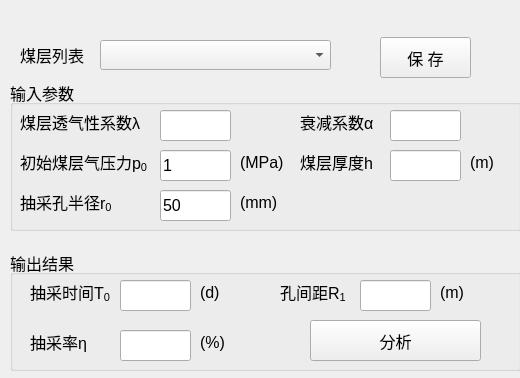
Before: the Qt Designer form python/cbm/uifiles/gas_drilling_optimize_dlg.ui in wyrover/cbm, drawn with Qt 5.
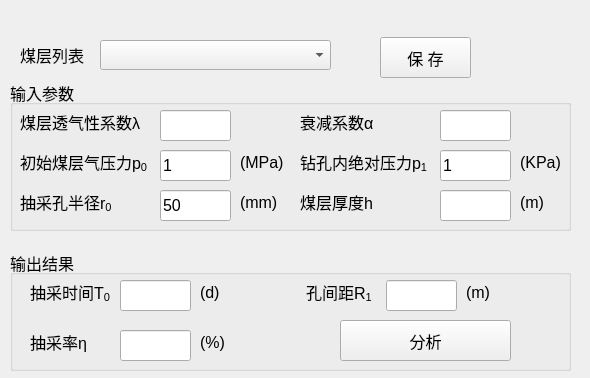
After: the same form once the commit is applied. Icons and pictures are not drawn.

Diff of the .ui file:
```diff
--- a/python/cbm/uifiles/gas_drilling_optimize_dlg.ui
+++ b/python/cbm/uifiles/gas_drilling_optimize_dlg.ui
@@ -6,7 +6,7 @@
    <rect>
     <x>0</x>
     <y>0</y>
-    <width>520</width>
+    <width>590</width>
     <height>378</height>
    </rect>
   </property>
@@ -18,7 +18,7 @@
     <rect>
      <x>0</x>
      <y>0</y>
-     <width>521</width>
+     <width>591</width>
      <height>31</height>
     </rect>
    </property>
@@ -59,7 +59,7 @@
      <rect>
       <x>40</x>
       <y>0</y>
-      <width>301</width>
+      <width>451</width>
       <height>31</height>
      </rect>
     </property>
@@ -82,7 +82,7 @@
    <widget class="QPushButton" name="btnMenu_Close">
     <property name="geometry">
      <rect>
-      <x>480</x>
+      <x>550</x>
       <y>0</y>
       <width>41</width>
       <height>31</height>
@@ -130,7 +130,7 @@
     <rect>
      <x>0</x>
      <y>30</y>
-     <width>521</width>
+     <width>581</width>
      <height>351</height>
     </rect>
    </property>
@@ -139,7 +139,7 @@
      <rect>
       <x>10</x>
       <y>50</y>
-      <width>511</width>
+      <width>561</width>
       <height>151</height>
      </rect>
     </property>
@@ -262,7 +262,7 @@
     <widget class="QLineEdit" name="alpha">
      <property name="geometry">
       <rect>
-       <x>380</x>
+       <x>430</x>
        <y>30</y>
        <width>71</width>
        <height>31</height>
@@ -308,8 +308,8 @@
     <widget class="QLabel" name="mineName_label_24">
      <property name="geometry">
       <rect>
-       <x>460</x>
-       <y>70</y>
+       <x>510</x>
+       <y>110</y>
        <width>31</width>
        <height>25</height>
       </rect>
@@ -327,7 +327,7 @@
      <property name="geometry">
       <rect>
        <x>290</x>
-       <y>70</y>
+       <y>110</y>
        <width>81</width>
        <height>25</height>
       </rect>
@@ -344,12 +344,61 @@
     <widget class="QLineEdit" name="thick">
      <property name="geometry">
       <rect>
-       <x>380</x>
+       <x>430</x>
+       <y>110</y>
+       <width>71</width>
+       <height>31</height>
+      </rect>
+     </property>
+    </widget>
+    <widget class="QLabel" name="mineName_label_20">
+     <property name="geometry">
+      <rect>
+       <x>510</x>
        <y>70</y>
+       <width>51</width>
+       <height>25</height>
+      </rect>
+     </property>
+     <property name="font">
+      <font>
+       <pointsize>12</pointsize>
+      </font>
+     </property>
+     <property name="text">
+      <string>&lt;html&gt;&lt;head/&gt;&lt;body&gt;&lt;p&gt;(KPa)&lt;/p&gt;&lt;/body&gt;&lt;/html&gt;</string>
+     </property>
+    </widget>
+    <widget class="QLabel" name="mineName_label_21">
+     <property name="geometry">
+      <rect>
+       <x>290</x>
+       <y>70</y>
+       <width>131</width>
+       <height>25</height>
+      </rect>
+     </property>
+     <property name="font">
+      <font>
+       <pointsize>12</pointsize>
+      </font>
+     </property>
+     <property name="text">
+      <string>&lt;html&gt;&lt;head/&gt;&lt;body&gt;&lt;p&gt;钻孔内绝对压力p&lt;span style=&quot; vertical-align:sub;&quot;&gt;1&lt;/span&gt;&lt;/p&gt;&lt;/body&gt;&lt;/html&gt;</string>
+     </property>
+    </widget>
+    <widget class="QLineEdit" name="p1">
+     <property name="geometry">
+      <rect>
+       <x>430</x>
+       <y>70</y>
        <width>71</width>
        <height>31</height>
       </rect>
      </property>
+     <property name="text">
+      <string>1</string>
+     </property>
     </widget>
    </widget>
    <widget class="QGroupBox" name="groupBox_2">
@@ -357,7 +406,7 @@
      <rect>
       <x>10</x>
       <y>220</y>
-      <width>511</width>
+      <width>561</width>
       <height>121</height>
      </rect>
     </property>
@@ -372,7 +421,7 @@
     <widget class="QLabel" name="mineName_label_22">
      <property name="geometry">
       <rect>
-       <x>430</x>
+       <x>456</x>
        <y>30</y>
        <width>31</width>
        <height>25</height>
@@ -390,7 +439,7 @@
     <widget class="QLineEdit" name="r1">
      <property name="geometry">
       <rect>
-       <x>350</x>
+       <x>376</x>
        <y>30</y>
        <width>71</width>
        <height>31</height>
@@ -400,7 +449,7 @@
     <widget class="QLabel" name="mineName_label_23">
      <property name="geometry">
       <rect>
-       <x>270</x>
+       <x>296</x>
        <y>30</y>
        <width>71</width>
        <height>25</height>
@@ -418,7 +467,7 @@
     <widget class="QPushButton" name="analyse">
      <property name="geometry">
       <rect>
-       <x>300</x>
+       <x>330</x>
        <y>70</y>
        <width>171</width>
        <height>41</height>
@@ -578,7 +627,7 @@
     <widget class="QPushButton" name="y_cacl">
      <property name="geometry">
       <rect>
-       <x>464</x>
+       <x>490</x>
        <y>29</y>
        <width>25</width>
        <height>25</height>
```
Left out of the diff: 1 changed line with no effect on the pictures.
